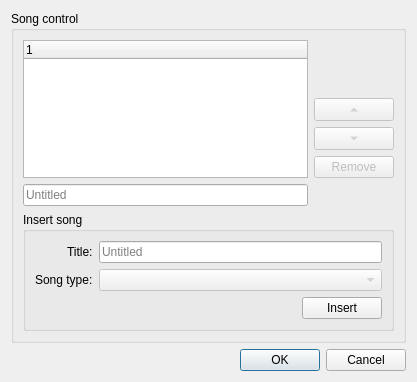
First picture: the form in BambooTracker/gui/module_properties_dialog.ui, repository BambooTracker/BambooTracker, before the edit.
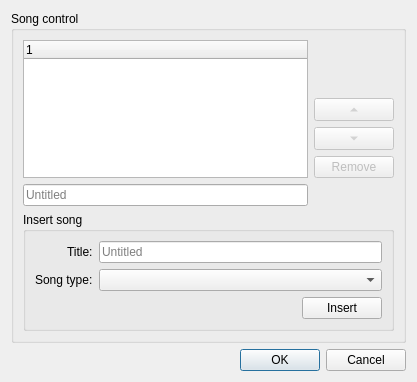
Second picture: the form after the edit.

Diff of the .ui file:
```diff
--- a/BambooTracker/gui/module_properties_dialog.ui
+++ b/BambooTracker/gui/module_properties_dialog.ui
@@ -94,7 +94,7 @@
          <item row="1" column="1">
           <widget class="QComboBox" name="insertTypeComboBox">
            <property name="enabled">
-            <bool>false</bool>
+            <bool>true</bool>
            </property>
           </widget>
          </item>
```
